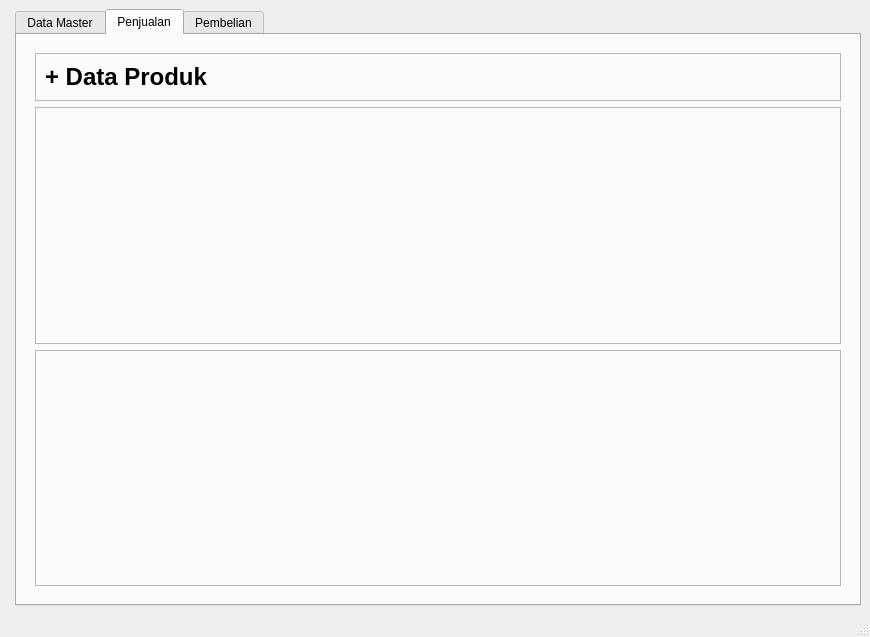
First picture: the form in GUI.ui, repository fnugrahendi/petuk.corp, before the edit.
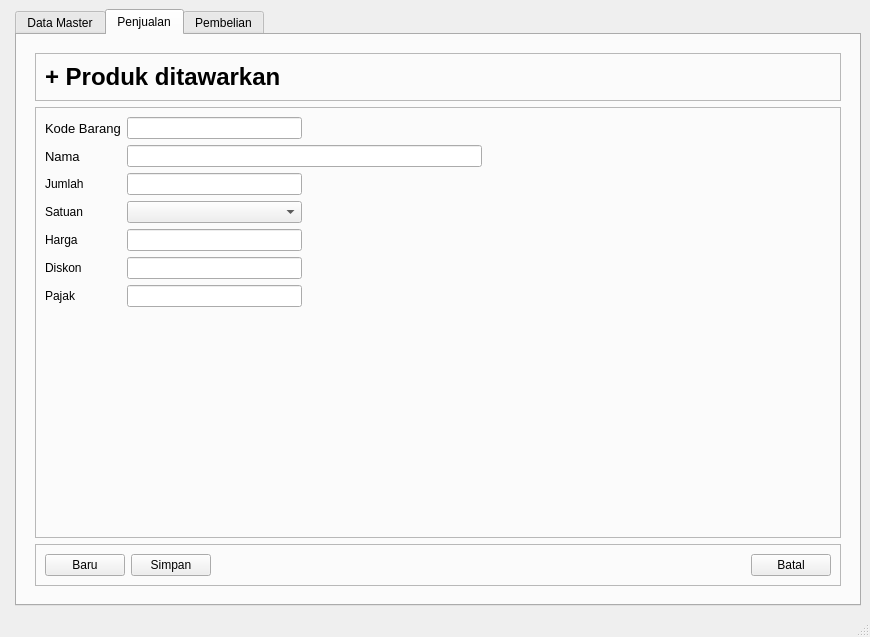
Second picture: the form after the edit. The open tabs and pages were chosen to show the change. Icons and pictures are not drawn.

Commit message: edit GUI : add stack untuk input produk ditawarkan

```diff
--- a/GUI.ui
+++ b/GUI.ui
@@ -3625,7 +3625,7 @@
                     </font>
                    </property>
                    <property name="text">
-                    <string>+ Data Produk</string>
+                    <string>+ Produk ditawarkan</string>
                    </property>
                   </widget>
                  </item>
@@ -3640,16 +3640,217 @@
                 <property name="frameShadow">
                  <enum>QFrame::Raised</enum>
                 </property>
+                <layout class="QGridLayout" name="gridLayout_3">
+                 <item row="2" column="1">
+                  <widget class="QLineEdit" name="lineEdit_3"/>
+                 </item>
+                 <item row="1" column="0">
+                  <widget class="QLabel" name="label_3">
+                   <property name="font">
+                    <font>
+                     <pointsize>10</pointsize>
+                    </font>
+                   </property>
+                   <property name="text">
+                    <string>Nama</string>
+                   </property>
+                  </widget>
+                 </item>
+                 <item row="8" column="0">
+                  <widget class="QLabel" name="label_7">
+                   <property name="font">
+                    <font>
+                     <pointsize>9</pointsize>
+                    </font>
+                   </property>
+                   <property name="text">
+                    <string>Diskon</string>
+                   </property>
+                  </widget>
+                 </item>
+                 <item row="4" column="0">
+                  <widget class="QLabel" name="label_6">
+                   <property name="font">
+                    <font>
+                     <pointsize>9</pointsize>
+                    </font>
+                   </property>
+                   <property name="text">
+                    <string>Harga</string>
+                   </property>
+                  </widget>
+                 </item>
+                 <item row="0" column="0">
+                  <widget class="QLabel" name="label_2">
+                   <property name="font">
+                    <font>
+                     <pointsize>10</pointsize>
+                    </font>
+                   </property>
+                   <property name="text">
+                    <string>Kode Barang</string>
+                   </property>
+                  </widget>
+                 </item>
+                 <item row="2" column="0">
+                  <widget class="QLabel" name="label_4">
+                   <property name="font">
+                    <font>
+                     <pointsize>9</pointsize>
+                    </font>
+                   </property>
+                   <property name="text">
+                    <string>Jumlah</string>
+                   </property>
+                  </widget>
+                 </item>
+                 <item row="9" column="0">
+                  <widget class="QLabel" name="label_8">
+                   <property name="font">
+                    <font>
+                     <pointsize>9</pointsize>
+                    </font>
+                   </property>
+                   <property name="text">
+                    <string>Pajak</string>
+                   </property>
+                  </widget>
+                 </item>
+                 <item row="3" column="0">
+                  <widget class="QLabel" name="label_5">
+                   <property name="font">
+                    <font>
+                     <pointsize>9</pointsize>
+                    </font>
+                   </property>
+                   <property name="text">
+                    <string>Satuan</string>
+                   </property>
+                  </widget>
+                 </item>
+                 <item row="10" column="0">
+                  <spacer name="verticalSpacer_2">
+                   <property name="orientation">
+                    <enum>Qt::Vertical</enum>
+                   </property>
+                   <property name="sizeHint" stdset="0">
+                    <size>
+                     <width>20</width>
+                     <height>40</height>
+                    </size>
+                   </property>
+                  </spacer>
+                 </item>
+                 <item row="0" column="4">
+                  <spacer name="horizontalSpacer_9">
+                   <property name="orientation">
+                    <enum>Qt::Horizontal</enum>
+                   </property>
+                   <property name="sizeHint" stdset="0">
+                    <size>
+                     <width>40</width>
+                     <height>20</height>
+                    </size>
+                   </property>
+                  </spacer>
+                 </item>
+                 <item row="0" column="1">
+                  <widget class="QLineEdit" name="lineEdit"/>
+                 </item>
+                 <item row="4" column="1">
+                  <widget class="QLineEdit" name="lineEdit_5"/>
+                 </item>
+                 <item row="8" column="1">
+                  <widget class="QLineEdit" name="lineEdit_6"/>
+                 </item>
+                 <item row="9" column="1">
+                  <widget class="QLineEdit" name="lineEdit_7"/>
+                 </item>
+                 <item row="3" column="1">
+                  <widget class="QComboBox" name="comboBox"/>
+                 </item>
+                 <item row="0" column="3">
+                  <spacer name="horizontalSpacer_10">
+                   <property name="orientation">
+                    <enum>Qt::Horizontal</enum>
+                   </property>
+                   <property name="sizeHint" stdset="0">
+                    <size>
+                     <width>40</width>
+                     <height>20</height>
+                    </size>
+                   </property>
+                  </spacer>
+                 </item>
+                 <item row="0" column="2">
+                  <spacer name="horizontalSpacer_12">
+                   <property name="orientation">
+                    <enum>Qt::Horizontal</enum>
+                   </property>
+                   <property name="sizeHint" stdset="0">
+                    <size>
+                     <width>40</width>
+                     <height>20</height>
+                    </size>
+                   </property>
+                  </spacer>
+                 </item>
+                 <item row="1" column="1" colspan="2">
+                  <widget class="QLineEdit" name="lineEdit_2"/>
+                 </item>
+                </layout>
                </widget>
               </item>
               <item>
                <widget class="QFrame" name="frame_3">
+                <property name="sizePolicy">
+                 <sizepolicy hsizetype="Preferred" vsizetype="Maximum">
+                  <horstretch>0</horstretch>
+                  <verstretch>0</verstretch>
+                 </sizepolicy>
+                </property>
                 <property name="frameShape">
                  <enum>QFrame::StyledPanel</enum>
                 </property>
                 <property name="frameShadow">
                  <enum>QFrame::Raised</enum>
                 </property>
+                <layout class="QHBoxLayout" name="horizontalLayout_3">
+                 <item>
+                  <widget class="QPushButton" name="pushButton">
+                   <property name="text">
+                    <string>Baru</string>
+                   </property>
+                  </widget>
+                 </item>
+                 <item>
+                  <widget class="QPushButton" name="pushButton_2">
+                   <property name="text">
+                    <string>Simpan</string>
+                   </property>
+                  </widget>
+                 </item>
+                 <item>
+                  <spacer name="horizontalSpacer_11">
+                   <property name="orientation">
+                    <enum>Qt::Horizontal</enum>
+                   </property>
+                   <property name="sizeHint" stdset="0">
+                    <size>
+                     <width>40</width>
+                     <height>20</height>
+                    </size>
+                   </property>
+                  </spacer>
+                 </item>
+                 <item>
+                  <widget class="QPushButton" name="pushButton_3">
+                   <property name="text">
+                    <string>Batal</string>
+                   </property>
+                  </widget>
+                 </item>
+                </layout>
                </widget>
               </item>
              </layout>
```
Left out of the diff: 8 changed lines with no effect on the pictures.
